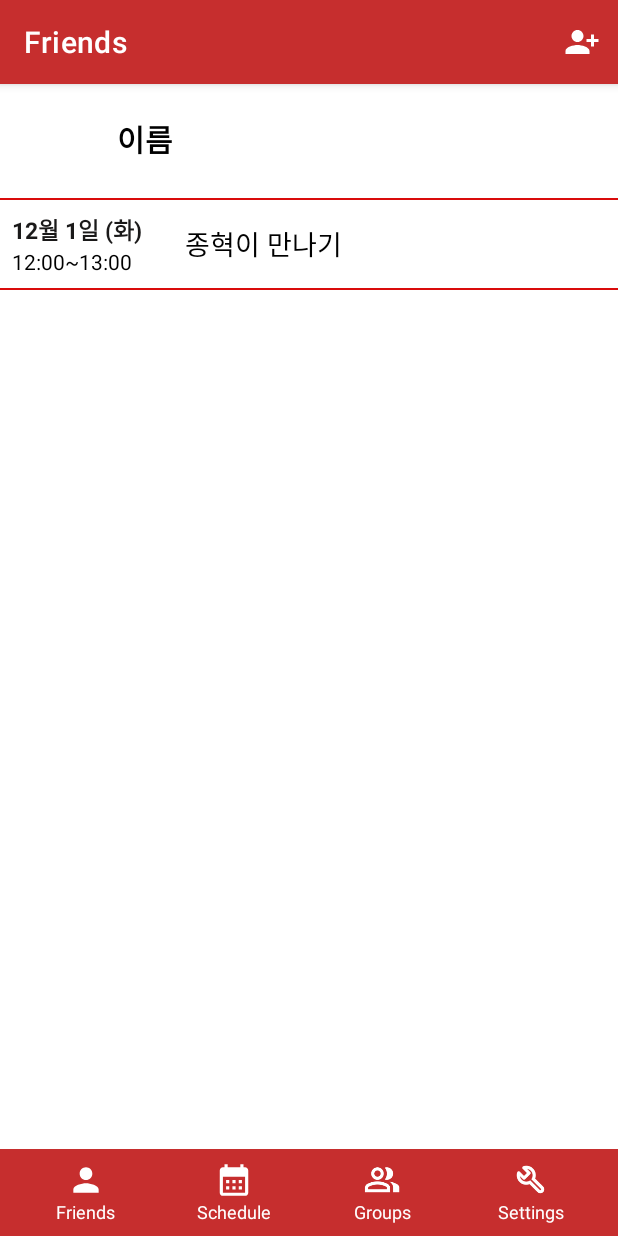
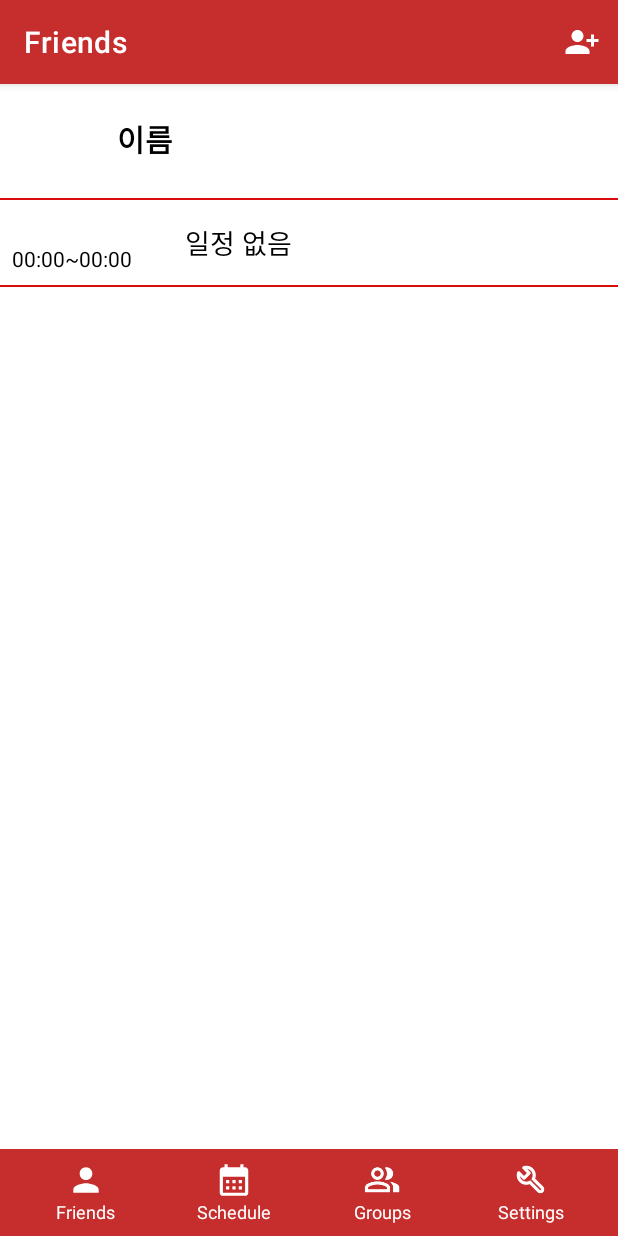
Before and after one commit to Seungkyu-Han/MoApp, an Android app: the screen it shows after launch (MainActivity), on a phone screen of 412 x 824 dp. Run offline under Robolectric (Android 15) with nearby library versions, the phone set to English and light mode, and no system bars; pictures from the network do not load.

Commit message:
[fix] near schedule

```diff
--- a/app/src/main/res/layout/activity_main.xml
+++ b/app/src/main/res/layout/activity_main.xml
@@ -65,7 +65,7 @@
                     android:id="@+id/near_schedule_date"
                     android:layout_width="wrap_content"
                     android:layout_height="wrap_content"
-                    android:text="12월 1일 (화)"
+                    android:text=""
                     android:layout_gravity="center_vertical"
                     android:textColor="#1A1919"
                     android:textStyle="bold"
@@ -78,7 +78,7 @@
                         android:id="@+id/near_schedule_starttime"
                         android:layout_width="wrap_content"
                         android:layout_height="wrap_content"
-                        android:text="12:00"
+                        android:text="00:00"
                         android:textColor="#000000"
                         android:textSize="14sp"/>
                     <TextView
@@ -91,7 +91,7 @@
                         android:id="@+id/near_schedule_endtime"
                         android:layout_width="wrap_content"
                         android:layout_height="wrap_content"
-                        android:text="13:00"
+                        android:text="00:00"
                         android:textColor="#000000"
                         android:textSize="14sp"/>
                 </LinearLayout>
@@ -102,7 +102,7 @@
                 android:layout_height="wrap_content"
                 android:layout_gravity="center_vertical"
                 android:layout_marginLeft="15dp"
-                android:text="종혁이 만나기"
+                android:text="일정 없음"
                 android:textColor="#000000"
                 android:textSize="18sp" />
         </LinearLayout>
```
